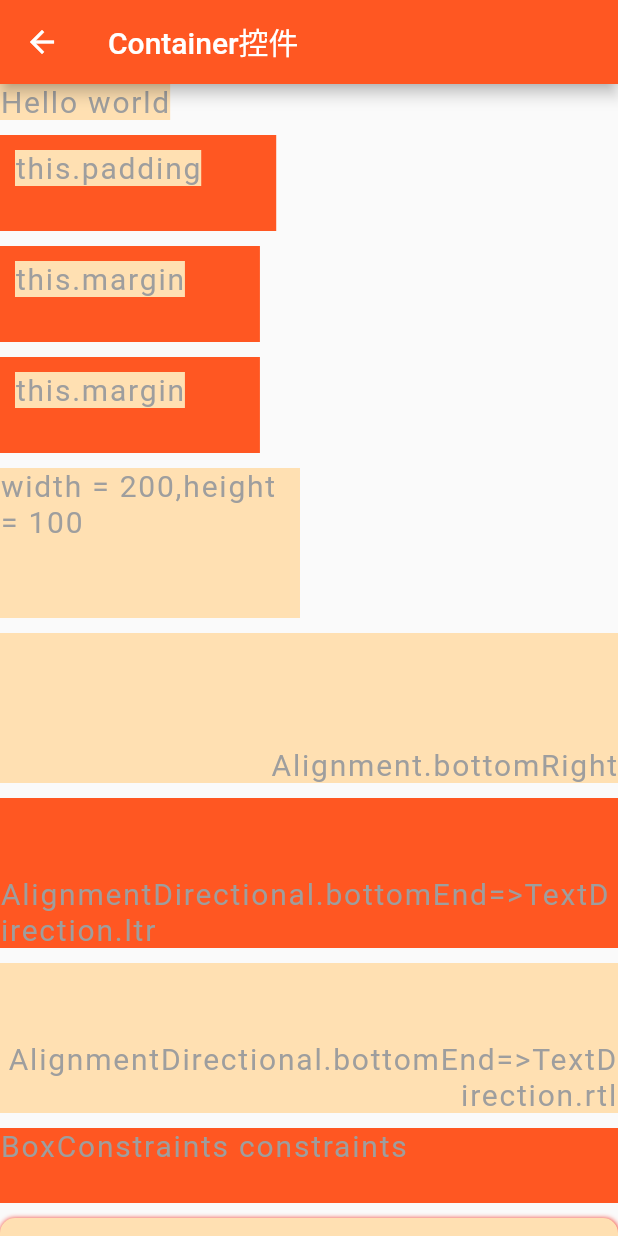
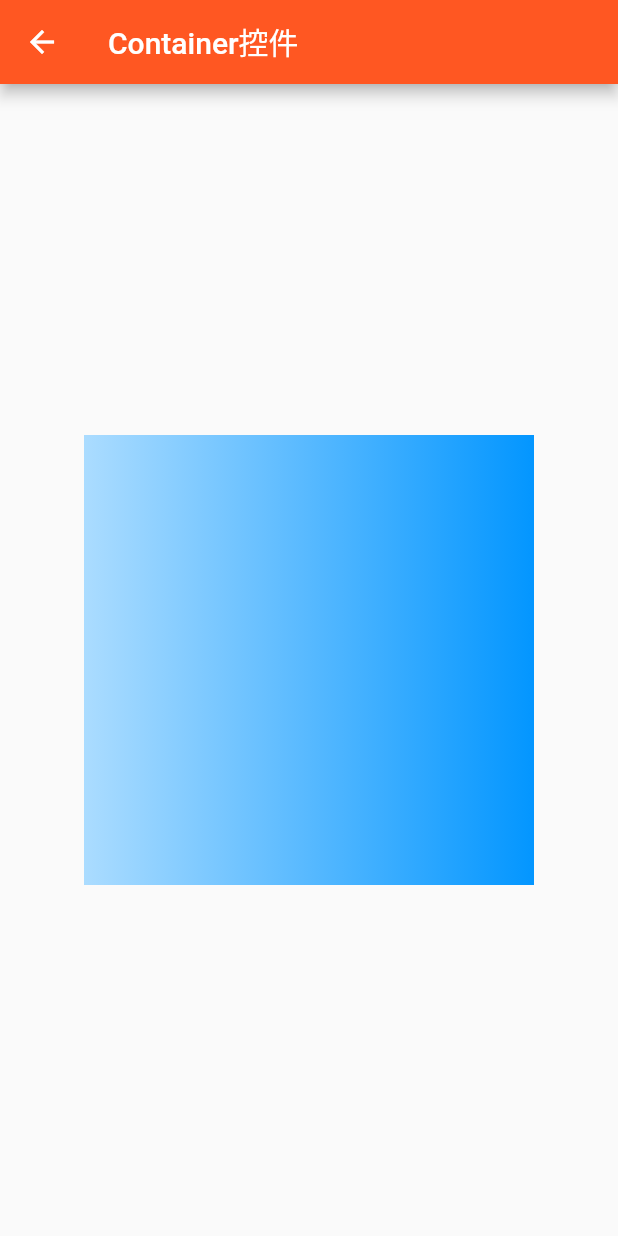
Before and after one commit to huangsir0/flutter_weekly, a Flutter app: the WidgetContainerPage screen opened directly, on a phone screen of 412 x 824 dp. Run offline on Flutter 3.47's test engine with Material 2 defaults, Android fonts, the light colour scheme and no system bars; our stand-ins replace cached_network_image, dio, flutter_redux, redux, webview_flutter; network calls fail.

Commit message:
颜色定义初

```diff
--- a/lib/common/utils/common_util.dart
+++ b/lib/common/utils/common_util.dart
@@ -39,18 +39,26 @@ class CommonUtils {
   }
 
 
+  static List<ColorGradient> getColorGradients(){
+    return[
+      ColorGradient(colorName:"1",colors: [Color(0xFFABDCFF),Color(0xFF0396FF)]),
+    ];
+  }
 
- static   Map<int, Color> turnMaterialColor =
-  {
-    50:Color.fromRGBO(136,14,79, .1),
-    100:Color.fromRGBO(136,14,79, .2),
-    200:Color.fromRGBO(136,14,79, .3),
-    300:Color.fromRGBO(136,14,79, .4),
-    400:Color.fromRGBO(136,14,79, .5),
-    500:Color.fromRGBO(136,14,79, .6),
-    600:Color.fromRGBO(136,14,79, .7),
-    700:Color.fromRGBO(136,14,79, .8),
-    800:Color.fromRGBO(136,14,79, .9),
-    900:Color.fromRGBO(136,14,79, 1),
-  };
+
 }
+
+
+
+//自定义Color类
+class ColorGradient{
+  final String colorName;
+
+  final List<Color> colors;
+
+  ColorGradient({this.colorName, this.colors});
+
+  ///
+  get  gradient =>LinearGradient(colors: this.colors);
+
+}
--- a/lib/home/widget_pageview_page.dart
+++ b/lib/home/widget_pageview_page.dart
@@ -103,7 +103,7 @@ class _HomePageViewWidgetState extends State<HomePageViewWidget> {
       case 0:
         return new GanksScene(onScroll);
       case 1:
-        return new CustomBezierWidget();
+        return new WidgetContainerPage();
       case 2:
         return new PaintWidget();
       case 3:
--- a/lib/widgets/flutter_widgets/widget_container.dart
+++ b/lib/widgets/flutter_widgets/widget_container.dart
@@ -1,4 +1,5 @@
 import 'package:flutter/material.dart';
+import 'package:flutter_weekly/common/utils/common_util.dart';
 
 class WidgetContainerPage extends StatefulWidget {
   @override
@@ -12,18 +13,24 @@ class _ContainerPageState extends State<WidgetContainerPage> {
         appBar: AppBar(
           title: Text("Container控件"),
         ),
-        body: new SingleChildScrollView(
+        body:Center(
+          child: Container(
+            height: 300,
+            width: 300,
+            decoration: BoxDecoration(gradient: CommonUtils.getColorGradients()[0].gradient),
+           // color: Color.lerp(Color(0xFFCE9FFC), Color(0xFF7367F0), 0.3),
+          ),
+        )/*new SingleChildScrollView(
           child: Column(
             crossAxisAlignment: CrossAxisAlignment.start,
             children: <Widget>[
               Container(
                 child: Text('Hello world'),
+                margin: const EdgeInsets.only(top: 10),
                 color: Colors.orange[100],
               ),
-              SizedBox(
-                height: 10,
-              ),
               Container(
+                margin: const EdgeInsets.only(top: 10),
                 color: Theme.of(context).primaryColor,
                 padding: EdgeInsets.only(
                     left: 10.0, right: 50.0, top: 10.0, bottom: 30),
@@ -32,10 +39,8 @@ class _ContainerPageState extends State<WidgetContainerPage> {
                   child: Text("this.padding"),
                 ),
               ),
-              SizedBox(
-                height: 10,
-              ),
               Container(
+                margin: const EdgeInsets.only(top: 10),
                 color: Theme.of(context).primaryColor,
                 padding: EdgeInsets.only(
                     left: 10.0, right: 50.0, top: 10.0, bottom: 30),
@@ -44,10 +49,8 @@ class _ContainerPageState extends State<WidgetContainerPage> {
                   child: Text("this.margin"),
                 ),
               ),
-              SizedBox(
-                height: 10,
-              ),
               Container(
+                margin: const EdgeInsets.only(top: 10),
                 color: Theme.of(context).primaryColor,
                 child: Container(
                   margin: const EdgeInsets.only(
@@ -56,28 +59,15 @@ class _ContainerPageState extends State<WidgetContainerPage> {
                   child: Text("this.margin"),
                 ),
               ),
-              SizedBox(
-                height: 10,
-              ),
               Container(
-                width: 200.0,
-                height: 100.0,
-                color: Colors.orange[100],
-                child: Text('width = 200,height = 100'),
-              ),
-              SizedBox(
-                height: 10,
-              ),
-              Container(
+                margin: const EdgeInsets.only(top: 10),
                 color: Colors.orange[100],
                 alignment: Alignment.bottomRight,
                 height: 100,
                 child: Text('Alignment.bottomRight'),
               ),
-              SizedBox(
-                height: 10,
-              ),
               Container(
+                margin: const EdgeInsets.only(top: 10),
                 color: Theme.of(context).primaryColor,
                 height: 100.0,
                 alignment: AlignmentDirectional.bottomEnd,
@@ -86,10 +76,8 @@ class _ContainerPageState extends State<WidgetContainerPage> {
                   textDirection: TextDirection.ltr,
                 ),
               ),
-              SizedBox(
-                height: 10,
-              ),
               Container(
+                margin: const EdgeInsets.only(top: 10),
                 color: Colors.orange[100],
                 height: 100.0,
                 alignment: AlignmentDirectional.bottomEnd,
@@ -98,18 +86,21 @@ class _ContainerPageState extends State<WidgetContainerPage> {
                   textDirection: TextDirection.rtl,
                 ),
               ),
-              SizedBox(
-                height: 10,
+              Container(
+                margin: const EdgeInsets.only(top: 10),
+                width: 200.0,
+                height: 100.0,
+                color: Colors.orange[100],
+                child: Text('width = 200,height = 100'),
               ),
               Container(
+                margin: const EdgeInsets.only(top: 10),
                 color: Theme.of(context).primaryColor,
                 constraints: BoxConstraints.expand(height: 50.0),
                 child: Text('BoxConstraints constraints'),
               ),
-              SizedBox(
-                height: 10,
-              ),
               Container(
+                margin: const EdgeInsets.only(top: 10),
                 constraints: BoxConstraints.expand(height: 100.0),
                 padding: EdgeInsets.all(10.0),
                 decoration: ShapeDecoration(
@@ -124,10 +115,8 @@ class _ContainerPageState extends State<WidgetContainerPage> {
                     ]),
                 child: Text('ShapeDecoration'),
               ),
-              SizedBox(
-                height: 10,
-              ),
               Container(
+                margin: const EdgeInsets.only(top: 10),
                 constraints: BoxConstraints.expand(height: 200),
                 alignment: Alignment.center,
                 padding: const EdgeInsets.all(10),
@@ -148,19 +137,15 @@ class _ContainerPageState extends State<WidgetContainerPage> {
                   style: TextStyle(color: Colors.white),
                 ),
               ),
-              SizedBox(
-                height: 10,
-              ),
               Container(
+                margin: const EdgeInsets.only(top: 10),
                 padding: const EdgeInsets.only(top: 10.0, left: 10.0),
                 constraints: BoxConstraints.expand(height: 100, width: 100),
                 color: Colors.orange[100],
                 child: Text('This.transform'),
               ),
-              SizedBox(
-                height: 10,
-              ),
               Container(
+                margin: const EdgeInsets.only(top: 10),
                 padding: EdgeInsets.only(top: 10, left: 10),
                 constraints: BoxConstraints.expand(width: 100, height: 100),
                 color: Colors.orange[100],
@@ -169,6 +154,6 @@ class _ContainerPageState extends State<WidgetContainerPage> {
               ),
             ],
           ),
-        ));
+        )*/);
   }
 }
```
